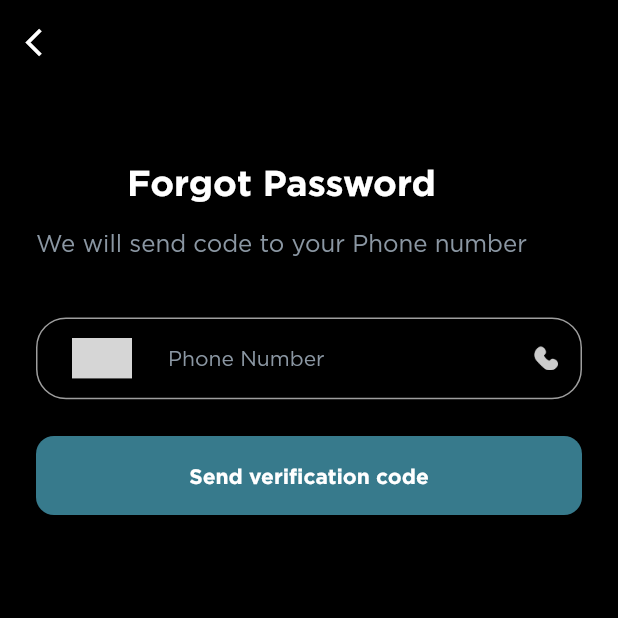
After one commit to IbrahimKhattab172000/bin_omaira_motors_app, a Flutter app: the ForgotPasswordView screen opened directly, on a phone screen of 412 x 824 dp, the top half of it. The commit adds this screen. Run offline on Flutter 3.47's test engine with Material 3 defaults, Android fonts, the phone set to English and light mode, and no system bars; drawn by our look-alikes of country_code_picker; our stand-ins replace dio, easy_localization, flutter_bloc, flutter_feather_icons, flutter_image_compress, flutter_rating_bar and 6 more; accounts and stored records are empty; grey boxes are pictures that could not be loaded.

Commit message:
feat (auth) : UI - added forgot password view

```diff
--- a/assets/lang/en.json
+++ b/assets/lang/en.json
@@ -12,7 +12,8 @@
     "forget_password" : "Forgot Password?",
     "no_account" : "Don't have an account?",
     "signup" : "Sign Up",
-
+    "we_will_send_a_code" : "We will send code to your Phone number",
+    "send_verifaction_code" : "Send verification code",
 
 
     "wnes": "Wanes",
--- /dev/null
+++ b/lib/features/forgot_password/view/forgot_password_view.dart
@@ -0,0 +1,35 @@
+import 'package:bin_omaira_motors/features/forgot_password/widgets/forgot_password_app_bar.dart';
+import 'package:bin_omaira_motors/features/forgot_password/widgets/forgot_password_button.dart';
+import 'package:bin_omaira_motors/features/forgot_password/widgets/forgot_password_form.dart';
+import 'package:bin_omaira_motors/features/forgot_password/widgets/forgot_password_text_info.dart';
+import 'package:bin_omaira_motors/helpers/colors.dart';
+import 'package:bin_omaira_motors/helpers/dimentions.dart';
+import 'package:bin_omaira_motors/helpers/utils.dart';
+import 'package:flutter/material.dart';
+
+class ForgotPasswordView extends StatelessWidget {
+  const ForgotPasswordView({super.key});
+
+  @override
+  Widget build(BuildContext context) {
+    return Scaffold(
+      backgroundColor: AppColors.black,
+      appBar: const ForgotPasswordAppBar(),
+      body: Padding(
+        padding: const EdgeInsets.symmetric(horizontal: 24.0),
+        child: Column(
+          crossAxisAlignment: CrossAxisAlignment.start,
+          children: [
+            SizedBox(height: 52.height),
+            const ForgotPasswordTextInfo(),
+            SizedBox(height: 40.height),
+            const ForgotPasswordForm(),
+            SizedBox(height: 24.height),
+            const ForgotPasswordButton(),
+            SizedBox(height: Utils.bottomDevicePadding),
+          ],
+        ),
+      ),
+    );
+  }
+}
--- /dev/null
+++ b/lib/features/forgot_password/widgets/forgot_password_app_bar.dart
@@ -0,0 +1,29 @@
+import 'package:bin_omaira_motors/helpers/colors.dart';
+import 'package:bin_omaira_motors/helpers/routes.dart';
+import 'package:bin_omaira_motors/widgets/app_appbar.dart';
+import 'package:flutter/material.dart';
+
+class ForgotPasswordAppBar extends StatelessWidget
+    implements PreferredSizeWidget {
+  const ForgotPasswordAppBar({
+    super.key,
+  });
+
+  @override
+  Size get preferredSize => const Size.fromHeight(kToolbarHeight);
+  @override
+  Widget build(BuildContext context) {
+    return AppAppBar(
+      leading: IconButton(
+        onPressed: () {
+          RouteUtils.pop();
+        },
+        icon: const Icon(
+          Icons.arrow_back_ios,
+          color: AppColors.white,
+          size: 22,
+        ),
+      ),
+    );
+  }
+}
--- a/lib/main_models/selection_item.dart
+++ b/lib/features/forgot_password/widgets/forgot_password_button.dart
@@ -1,22 +1,18 @@
-class SelectionItem {
-  final String label;
-  final String? price;
+import 'package:bin_omaira_motors/widgets/app_button.dart';
+import 'package:easy_localization/easy_localization.dart';
+import 'package:flutter/material.dart';
 
-  final dynamic value;
-
-  SelectionItem({
-    required this.label,
-    required this.value,
-    this.price,
+class ForgotPasswordButton extends StatelessWidget {
+  const ForgotPasswordButton({
+    super.key,
   });
 
   @override
-  bool operator ==(Object other) {
-    if (identical(this, other)) return true;
-
-    return other is SelectionItem && other.value == value;
+  Widget build(BuildContext context) {
+    return AppButton(
+      title: "send_verifaction_code".tr(),
+      onTap: () {},
+      titleFontSize: 14,
+    );
   }
-
-  @override
-  int get hashCode => label.hashCode ^ value.hashCode;
 }
--- /dev/null
+++ b/lib/features/forgot_password/widgets/forgot_password_form.dart
@@ -0,0 +1,32 @@
+import 'package:bin_omaira_motors/helpers/colors.dart';
+import 'package:bin_omaira_motors/helpers/dimentions.dart';
+import 'package:bin_omaira_motors/helpers/utils.dart';
+import 'package:bin_omaira_motors/widgets/app_country_picker.dart';
+import 'package:bin_omaira_motors/widgets/app_text_field.dart';
+import 'package:easy_localization/easy_localization.dart';
+import 'package:flutter/material.dart';
+
+class ForgotPasswordForm extends StatelessWidget {
+  const ForgotPasswordForm({
+    super.key,
+  });
+
+  @override
+  Widget build(BuildContext context) {
+    return AppTextField(
+      hint: "phone_number".tr(),
+      leading: AppCountryPicker(
+        onSelect: (String country, String code) {},
+      ),
+      trailing: Container(
+        height: 24.height,
+        width: 24.width,
+        padding: const EdgeInsets.all(16),
+        child: Image.asset(
+          Utils.getAssetPNGPath("phone"),
+          color: AppColors.lightGray,
+        ),
+      ),
+    );
+  }
+}
--- /dev/null
+++ b/lib/features/forgot_password/widgets/forgot_password_text_info.dart
@@ -0,0 +1,27 @@
+import 'package:bin_omaira_motors/helpers/colors.dart';
+import 'package:bin_omaira_motors/helpers/dimentions.dart';
+import 'package:bin_omaira_motors/widgets/app_text.dart';
+import 'package:easy_localization/easy_localization.dart';
+import 'package:flutter/material.dart';
+
+class ForgotPasswordTextInfo extends StatelessWidget {
+  const ForgotPasswordTextInfo({super.key});
+
+  @override
+  Widget build(BuildContext context) {
+    return Column(
+      children: [
+        AppText(
+          title: "forgot_password".tr(),
+          color: AppColors.white,
+          fontWeight: FontWeight.bold,
+          fontSize: 24,
+        ),
+        SizedBox(height: 20.height),
+        AppText(
+          title: "we_will_send_a_code".tr(),
+        ),
+      ],
+    );
+  }
+}
--- a/lib/features/signin/widgets/signin_forgot_password.dart
+++ b/lib/features/signin/widgets/signin_forgot_password.dart
@@ -1,3 +1,5 @@
+import 'package:bin_omaira_motors/features/forgot_password/view/forgot_password_view.dart';
+import 'package:bin_omaira_motors/helpers/routes.dart';
 import 'package:bin_omaira_motors/widgets/app_text.dart';
 import 'package:easy_localization/easy_localization.dart';
 import 'package:flutter/material.dart';
@@ -9,6 +11,13 @@ class SigninForgotPassword extends StatelessWidget {
 
   @override
   Widget build(BuildContext context) {
-    return AppText(title: "forgot_password".tr());
+    return InkWell(
+      onTap: () {
+        RouteUtils.navigateTo(const ForgotPasswordView());
+      },
+      child: AppText(
+        title: "forgot_password".tr(),
+      ),
+    );
   }
 }
--- a/lib/widgets/app_button.dart
+++ b/lib/widgets/app_button.dart
@@ -68,7 +68,7 @@ class AppButton extends StatelessWidget {
               radius: _radius,
               borderRadius: BorderRadius.circular(_radius),
               child: Container(
-                height: height ?? 56.height,
+                height: height ?? 52.height,
                 padding: padding ?? EdgeInsets.symmetric(horizontal: 48.width),
                 alignment: Alignment.center,
                 child: AppText(
```
